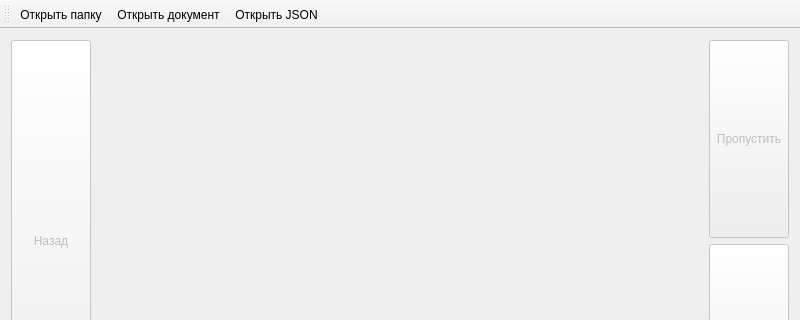
This is mainwindow.ui in cool-palace/Screenshot-Manager as Qt 5 draws it before an edit; both pictures show x 0 to 800 and y 0 to 320 of the 800 by 600 pixel window. The edited form follows.
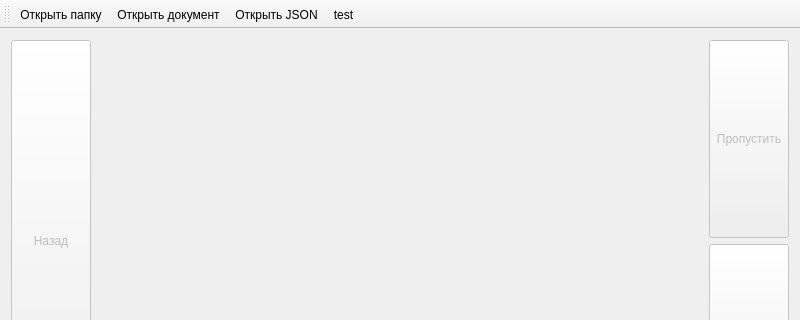
This is the edited form.

The edit to the form file:
```diff
--- a/mainwindow.ui
+++ b/mainwindow.ui
@@ -205,6 +205,7 @@
    <addaction name="open_folder"/>
    <addaction name="open_doc"/>
    <addaction name="open_json"/>
+   <addaction name="test"/>
   </widget>
   <action name="open_folder">
    <property name="text">
@@ -221,6 +222,11 @@
     <string>Открыть JSON</string>
    </property>
   </action>
+  <action name="test">
+   <property name="text">
+    <string>test</string>
+   </property>
+  </action>
  </widget>
  <layoutdefault spacing="6" margin="11"/>
  <resources/>
```
Left out of the diff: 8 changed lines with no effect on the pictures.
